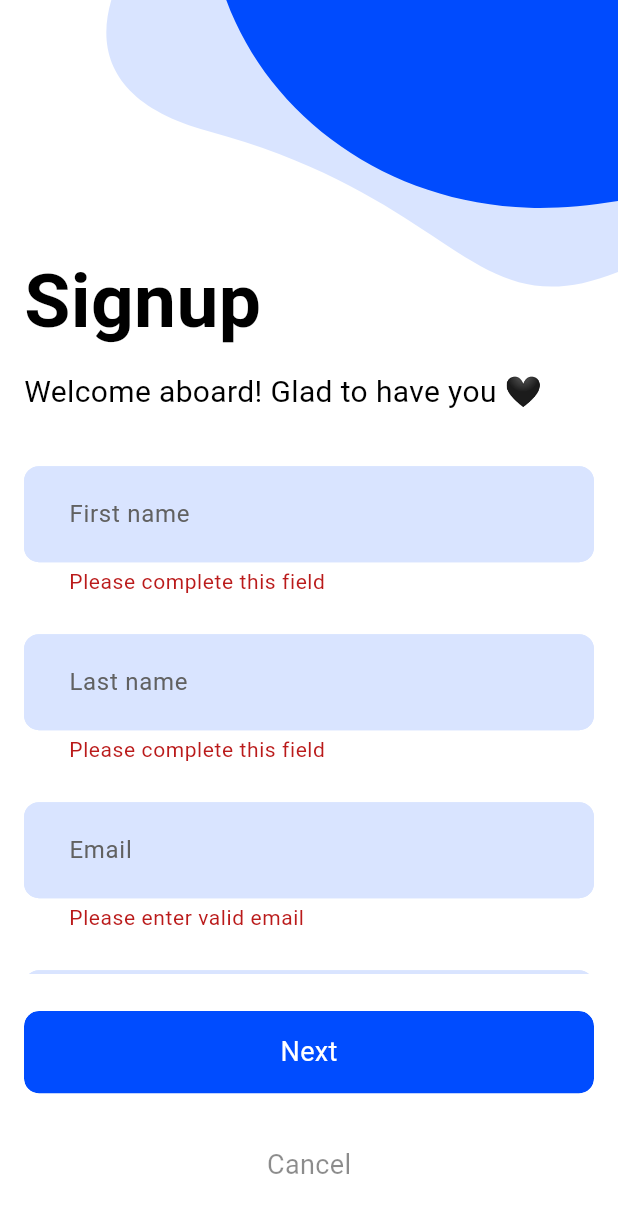
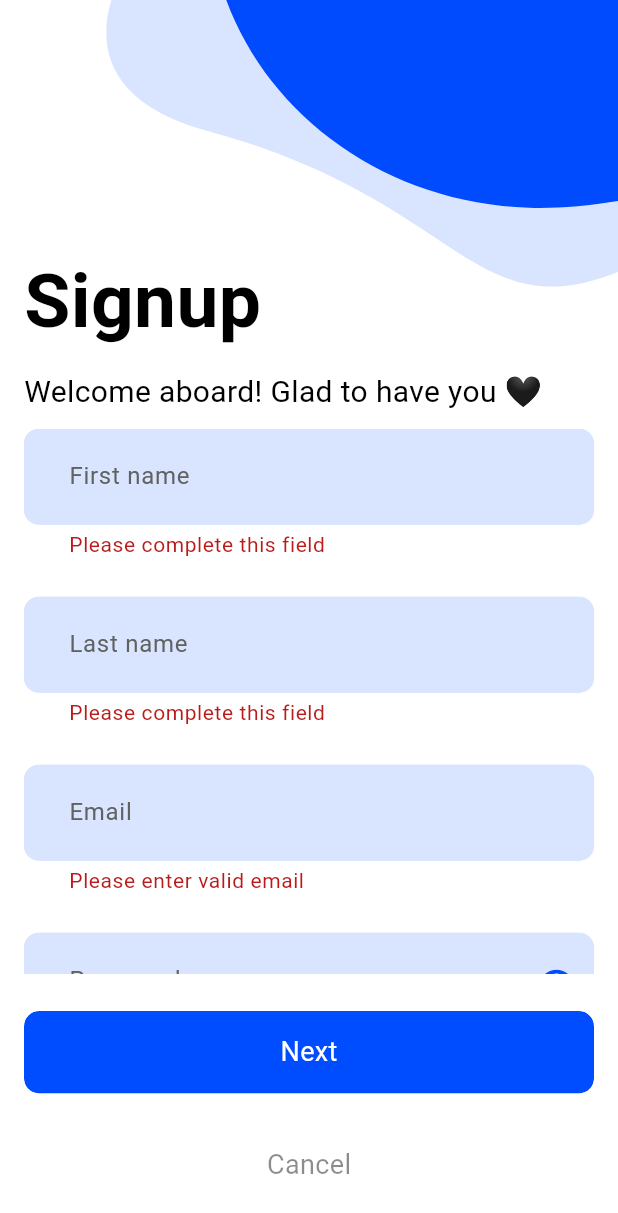
Before and after one commit to mananKoyawala/shoppe, a Flutter app: the SignupScreen screen opened by its route, after a tap on "Next", on a phone screen of 412 x 824 dp. Shown: the top 1213 px of the screen. Run offline on Flutter 3.47's test engine with Material 3 defaults, Android fonts, the phone set to English and light mode, and no system bars; our stand-ins replace dio, dots_indicator, flutter_dotenv, flutter_easyloading, flutter_svg, fluttertoast and 2 more; accounts and stored records are empty.

Commit message:
scroll form on error, date range and password criteria fixed

```diff
--- a/lib/core/package/PackageConstants.dart
+++ b/lib/core/package/PackageConstants.dart
@@ -3,8 +3,6 @@ import 'dart:developer';
 import 'package:flutter/foundation.dart';
 import 'package:flutter/material.dart';
 import 'package:fluttertoast/fluttertoast.dart';
-
-import '../../services/navigatorKey.dart';
 
 Color white = Colors.white;
 Color black = Colors.black;
@@ -229,14 +227,15 @@ MaterialColor createMaterialColor(Color color) {
   return MaterialColor(color.value, swatch);
 }
 
-showBottomSheets(Widget widget) {
+showBottomSheets(BuildContext context, Widget widget) {
   showModalBottomSheet(
     isScrollControlled: true,
     enableDrag: true,
+    backgroundColor: Colors.white,
     shape: const RoundedRectangleBorder(
       borderRadius: BorderRadius.vertical(top: Radius.circular(25)),
     ),
-    context: navigatorContext,
+    context: context,
     builder: (context) => widget,
   );
 }
--- a/lib/core/package/utils.dart
+++ b/lib/core/package/utils.dart
@@ -1,5 +1,6 @@
 import 'package:flutter/material.dart';
 import 'package:go_router/go_router.dart';
+import 'package:shoppe/core/package/package_export.dart';
 import 'package:shoppe/core/sharedpreferences/sharedpreferences.dart';
 import 'package:shoppe/models/user_profile_model.dart';
 import '../../services/navigatorKey.dart';
@@ -52,6 +53,52 @@ String maskPhone(String phone) {
   final first2 = phone.substring(0, 2);
   final last2 = phone.substring(phone.length - 2);
   return '$first2***$last2';
+}
+
+showPasswordCriteria(BuildContext context) {
+  showBottomSheets(
+    context,
+    Container(
+      padding: const EdgeInsets.symmetric(horizontal: 16),
+      child: Column(
+        mainAxisSize: MainAxisSize.min,
+        crossAxisAlignment: CrossAxisAlignment.start,
+        children: [
+          sizeH15(),
+          Align(
+            alignment: Alignment.center,
+            child: Container(
+              alignment: Alignment.center,
+              height: 5,
+              width: 100,
+              decoration: BoxDecoration(
+                color: Colors.grey,
+                borderRadius: radius(50),
+              ),
+            ),
+          ),
+          sizeH20(),
+          text(text: "Password requirements:", fontSize: 22, fontWeight: 7),
+          sizeH20(),
+          text(text: "Must be 6 to 10 characters long", fontSize: 18),
+          text(
+            text: "Must include at least one uppercase letter (A-Z)",
+            fontSize: 18,
+          ),
+          text(
+            text: "Must include at least one lowercase letter (a-z)",
+            fontSize: 18,
+          ),
+          text(text: "Must include at least one digit (0-9)", fontSize: 18),
+          text(
+            text: "Must include at least one special character (e.g., @,#,!)",
+            fontSize: 18,
+          ),
+          sizeH30(),
+        ],
+      ),
+    ),
+  );
 }
 
 Future<void> setUserPreferenceData(
--- a/lib/view/signin/signin_screen.dart
+++ b/lib/view/signin/signin_screen.dart
@@ -72,10 +72,24 @@ class SigninScreen extends StatelessWidget {
                             );
                           },
                         ),
+                        // Password requirements
+                        Row(
+                          mainAxisAlignment: MainAxisAlignment.end,
+                          children: [
+                            text(text: "Password requirements", fontSize: 16),
+                            iconButton(
+                              onTap: () => showPasswordCriteria(context),
+                              icon: Icon(
+                                Icons.info,
+                                color: AppColors.primaryColor,
+                              ),
+                            ),
+                          ],
+                        ),
                       ],
                     ),
                   ),
-                  sizeH50(),
+                  sizeH20(),
                   Visibility(
                     visible: MediaQuery.of(context).viewInsets.bottom == 0,
                     child: Column(
--- a/lib/view/signup/signup_screen.dart
+++ b/lib/view/signup/signup_screen.dart
@@ -39,6 +39,7 @@ class SignupScreen extends StatelessWidget {
                             child: Column(
                               children: [
                                 sizeH25(),
+                                Container(key: controller.group1),
                                 // First name
                                 textFormField(
                                   context: context,
@@ -46,7 +47,10 @@ class SignupScreen extends StatelessWidget {
                                   controller: controller.firstNameCtr,
                                   textInputType: TextInputType.text,
                                   funValidate:
-                                      (val) => controller.fieldIsRequired(val),
+                                      (val) => controller.fieldIsRequired(
+                                        val,
+                                        controller.scrollToGroup1,
+                                      ),
                                   hintText: AppStrings.firstName,
                                   scrollPadding: EdgeInsets.only(
                                     top:
@@ -67,7 +71,10 @@ class SignupScreen extends StatelessWidget {
                                   controller: controller.lastNameCtr,
                                   textInputType: TextInputType.text,
                                   funValidate:
-                                      (val) => controller.fieldIsRequired(val),
+                                      (val) => controller.fieldIsRequired(
+                                        val,
+                                        controller.scrollToGroup1,
+                                      ),
                                   hintText: AppStrings.lastName,
                                   scrollPadding: EdgeInsets.only(
                                     top:
@@ -80,8 +87,9 @@ class SignupScreen extends StatelessWidget {
                                         20.0,
                                   ),
                                 ),
+                                sizeH25(),
+                                Container(key: controller.group2),
                                 // Email
-                                sizeH25(),
                                 textFormField(
                                   context: context,
                                   theme: theme,
@@ -141,7 +149,24 @@ class SignupScreen extends StatelessWidget {
                                     );
                                   },
                                 ),
-                                sizeH25(),
+                                // Password requirements
+                                Row(
+                                  mainAxisAlignment: MainAxisAlignment.end,
+                                  children: [
+                                    text(
+                                      text: "Password requirements",
+                                      fontSize: 16,
+                                    ),
+                                    iconButton(
+                                      onTap:
+                                          () => showPasswordCriteria(context),
+                                      icon: Icon(
+                                        Icons.info,
+                                        color: AppColors.primaryColor,
+                                      ),
+                                    ),
+                                  ],
+                                ),
                                 // Confirm password
                                 Consumer<SignupViewModel>(
                                   builder: (context, value, child) {
@@ -184,6 +209,7 @@ class SignupScreen extends StatelessWidget {
                                   },
                                 ),
                                 sizeH25(),
+                                Container(key: controller.group3),
                                 // Phone number
                                 textFormField(
                                   context: context,
@@ -302,6 +328,8 @@ class SignupScreen extends StatelessWidget {
                                   },
                                 ),
                                 sizeH25(),
+                                Container(key: controller.group4),
+
                                 // Country name
                                 textFormField(
                                   context: context,
@@ -309,7 +337,10 @@ class SignupScreen extends StatelessWidget {
                                   controller: controller.countryCtr,
                                   textInputType: TextInputType.text,
                                   funValidate:
-                                      (val) => controller.fieldIsRequired(val),
+                                      (val) => controller.fieldIsRequired(
+                                        val,
+                                        controller.scrollToGroup4,
+                                      ),
                                   hintText: AppStrings.country,
                                   scrollPadding: EdgeInsets.only(
                                     top:
@@ -330,7 +361,10 @@ class SignupScreen extends StatelessWidget {
                                   controller: controller.stateCtr,
                                   textInputType: TextInputType.text,
                                   funValidate:
-                                      (val) => controller.fieldIsRequired(val),
+                                      (val) => controller.fieldIsRequired(
+                                        val,
+                                        controller.scrollToGroup4,
+                                      ),
                                   hintText: AppStrings.state,
                                   scrollPadding: EdgeInsets.only(
                                     top:
@@ -344,6 +378,7 @@ class SignupScreen extends StatelessWidget {
                                   ),
                                 ),
                                 sizeH25(),
+                                Container(key: controller.group5),
                                 // City name
                                 textFormField(
                                   context: context,
@@ -351,7 +386,10 @@ class SignupScreen extends StatelessWidget {
                                   controller: controller.cityCtr,
                                   textInputType: TextInputType.text,
                                   funValidate:
-                                      (val) => controller.fieldIsRequired(val),
+                                      (val) => controller.fieldIsRequired(
+                                        val,
+                                        controller.scrollToGroup5,
+                                      ),
                                   hintText: AppStrings.city,
                                   scrollPadding: EdgeInsets.only(
                                     top:
@@ -373,7 +411,10 @@ class SignupScreen extends StatelessWidget {
                                   controller: controller.addressCtr,
                                   textInputType: TextInputType.text,
                                   funValidate:
-                                      (val) => controller.fieldIsRequired(val),
+                                      (val) => controller.fieldIsRequired(
+                                        val,
+                                        controller.scrollToGroup5,
+                                      ),
                                   hintText: AppStrings.address,
                                   scrollPadding: EdgeInsets.only(
                                     top:
@@ -387,6 +428,7 @@ class SignupScreen extends StatelessWidget {
                                   ),
                                 ),
                                 sizeH25(),
+                                Container(key: controller.group6),
                                 // DOB
                                 textFormField(
                                   onTap: () => controller.pickDate(context),
@@ -396,7 +438,10 @@ class SignupScreen extends StatelessWidget {
                                   controller: controller.dobCtr,
                                   textInputType: TextInputType.text,
                                   funValidate:
-                                      (val) => controller.fieldIsRequired(val),
+                                      (val) => controller.fieldIsRequired(
+                                        val,
+                                        controller.scrollToGroup6,
+                                      ),
                                   hintText: AppStrings.dob,
                                   suffixIcon: Icon(
                                     Icons.date_range,
--- a/lib/viewmodels/signup_viewmodel.dart
+++ b/lib/viewmodels/signup_viewmodel.dart
@@ -13,6 +13,22 @@ class SignupViewModel extends ChangeNotifier {
     selectedGender = value;
     notifyListeners();
   }
+
+  // * scroll form to error
+  final ScrollController scrollController = ScrollController();
+  final group1 = GlobalKey<FormState>();
+  final group2 = GlobalKey<FormState>();
+  final group3 = GlobalKey<FormState>();
+  final group4 = GlobalKey<FormState>();
+  final group5 = GlobalKey<FormState>();
+  final group6 = GlobalKey<FormState>();
+
+  bool group1Flag = false;
+  bool group2Flag = false;
+  bool group3Flag = false;
+  bool group4Flag = false;
+  bool group5Flag = false;
+  bool group6Flag = false;
 
   final formKey = GlobalKey<FormState>();
   final firstNameCtr = TextEditingController();
@@ -33,13 +49,17 @@ class SignupViewModel extends ChangeNotifier {
   Future<void> pickDate(BuildContext context) async {
     DateTime? pickedDate = await showDatePicker(
       context: context,
-      initialDate: DateTime.now(), // Default to today
+      // initialDate: DateTime.now(), // Default to today
       firstDate: DateTime(
         2000,
         1,
         1,
       ), // Adjust as needed (earliest selectable date)
-      lastDate: DateTime.now(), // Restrict to today (cannot pick future dates)
+      lastDate: DateTime(
+        2009,
+        12,
+        31,
+      ), // Restrict to today (cannot pick future dates)
     );
 
     if (pickedDate != null) {
@@ -117,6 +137,8 @@ class SignupViewModel extends ChangeNotifier {
       }
 
       AppLoader.dismissLoader();
+    } else {
+      resetFlags();
     }
   }
 
@@ -141,12 +163,14 @@ class SignupViewModel extends ChangeNotifier {
     pincodeCtr.clear();
     passwordCtr.clear();
     confirmPwdCtr.clear();
+    resetFlags();
   }
 
   // * validation
 
-  fieldIsRequired(String? val) {
+  fieldIsRequired(String? val, VoidCallback fn) {
     if (val == null || val.isEmpty) {
+      fn();
       return AppStrings.err_field_required;
     }
     return null;
@@ -154,6 +178,7 @@ class SignupViewModel extends ChangeNotifier {
 
   validateEmail(String? val) {
     if (val == null || !val.validEmail) {
+      scrollToGroup2();
       return AppStrings.err_email;
     }
     return null;
@@ -161,6 +186,7 @@ class SignupViewModel extends ChangeNotifier {
 
   validatePassword(String? val) {
     if (val == null || !val.validatePassword) {
+      scrollToGroup2();
       return AppStrings.err_password;
     }
     return null;
@@ -170,6 +196,7 @@ class SignupViewModel extends ChangeNotifier {
     if (passwordCtr.text.isEmpty) {
       return null;
     } else if (val == null || val != passwordCtr.text) {
+      scrollToGroup2();
       return AppStrings.err_confrim_password;
     }
     return null;
@@ -177,6 +204,7 @@ class SignupViewModel extends ChangeNotifier {
 
   validatePincode(String? val) {
     if (val == null || !val.validatePincode) {
+      scrollToGroup6();
       return AppStrings.err_pin_code;
     }
     return null;
@@ -184,6 +212,7 @@ class SignupViewModel extends ChangeNotifier {
 
   validatePhonenumber(String? val) {
     if (val == null || !val.validatePhoneNumber) {
+      scrollToGroup3();
       return AppStrings.err_phone_number;
     }
     return null;
@@ -191,6 +220,7 @@ class SignupViewModel extends ChangeNotifier {
 
   validateGenderSelected(String? val) {
     if (val == null || val.isEmpty) {
+      scrollToGroup3();
       return AppStrings.err_select_gender;
     }
     return null;
@@ -205,4 +235,96 @@ class SignupViewModel extends ChangeNotifier {
     isObsecureConPwd = !isObsecureConPwd;
     notifyListeners();
   }
+
+  void scrollToGroup1() {
+    group1Flag = true;
+    if (group1Flag &&
+        !group2Flag &&
+        !group3Flag &&
+        !group4Flag &&
+        !group5Flag &&
+        !group6Flag) {
+      scroll(group1);
+    }
+  }
+
+  void scrollToGroup2() {
+    group2Flag = true;
+    if (!group1Flag &&
+        group2Flag &&
+        !group3Flag &&
+        !group4Flag &&
+        !group5Flag &&
+        !group6Flag) {
+      scroll(group2);
+    }
+  }
+
+  void scrollToGroup3() {
+    group3Flag = true;
+    if (!group1Flag &&
+        !group2Flag &&
+        group3Flag &&
+        !group4Flag &&
+        !group5Flag &&
+        !group6Flag) {
+      scroll(group3);
+    }
+  }
+
+  void scrollToGroup4() {
+    group4Flag = true;
+    if (!group1Flag &&
+        !group2Flag &&
+        !group3Flag &&
+        group4Flag &&
+        !group5Flag &&
+        !group6Flag) {
+      scroll(group4);
+    }
+  }
+
+  void scrollToGroup5() {
+    group5Flag = true;
+    if (!group1Flag &&
+        !group2Flag &&
+        !group3Flag &&
+        !group4Flag &&
+        group5Flag &&
+        !group6Flag) {
+      scroll(group5);
+    }
+  }
+
+  void scrollToGroup6() {
+    group6Flag = true;
+    if (!group1Flag &&
+        !group2Flag &&
+        !group3Flag &&
+        !group4Flag &&
+        !group5Flag &&
+        group6Flag) {
+      scroll(group6);
+    }
+  }
+
+  scroll(GlobalKey<FormState> key) {
+    Future.delayed(Duration(milliseconds: 200), () {
+      Scrollable.ensureVisible(
+        key.currentContext!,
+        duration: Duration(milliseconds: 200),
+        alignment: 0,
+        curve: Curves.easeInOut,
+      );
+    });
+  }
+
+  void resetFlags() {
+    group1Flag = false;
+    group2Flag = false;
+    group3Flag = false;
+    group4Flag = false;
+    group5Flag = false;
+    group6Flag = false;
+  }
 }
```
